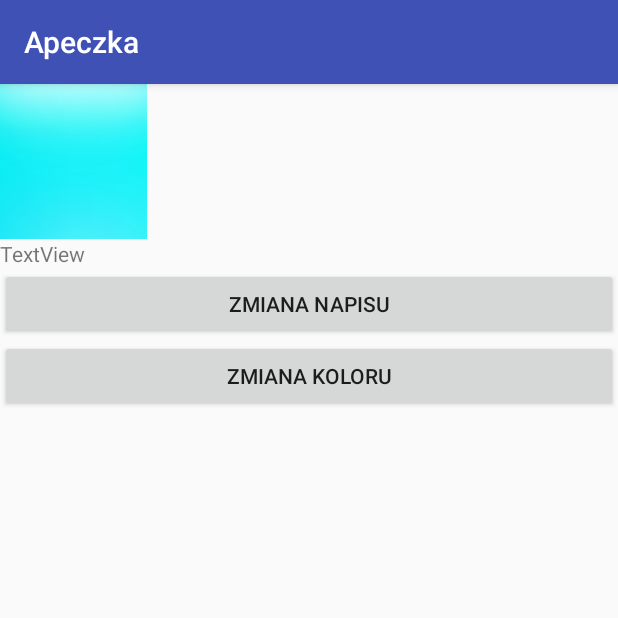
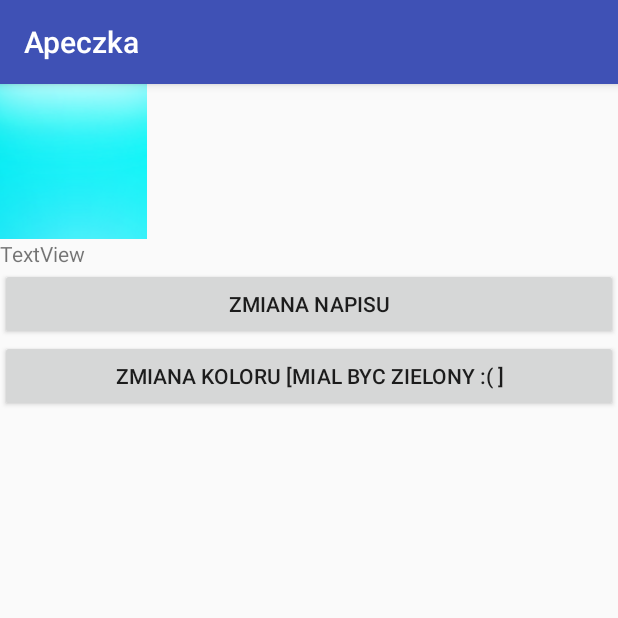
Before and after one commit to skibski/aparacik, an Android app: the Scena1 screen opened directly, with no data from a screen before it, on a phone screen of 412 x 824 dp, the top half of it. Run offline under Robolectric (Android 15) with nearby library versions, the phone set to English and light mode, and no system bars.

```diff
--- a/app/src/main/res/layout/scena1.xml
+++ b/app/src/main/res/layout/scena1.xml
@@ -23,7 +23,7 @@
         android:id="@+id/b1" />
 
     <Button
-        android:text="Zmiana koloru"
+        android:text="Zmiana koloru [mial byc zielony :( ]"
         android:layout_width="match_parent"
         android:layout_height="wrap_content"
         android:id="@+id/b2" />
```
